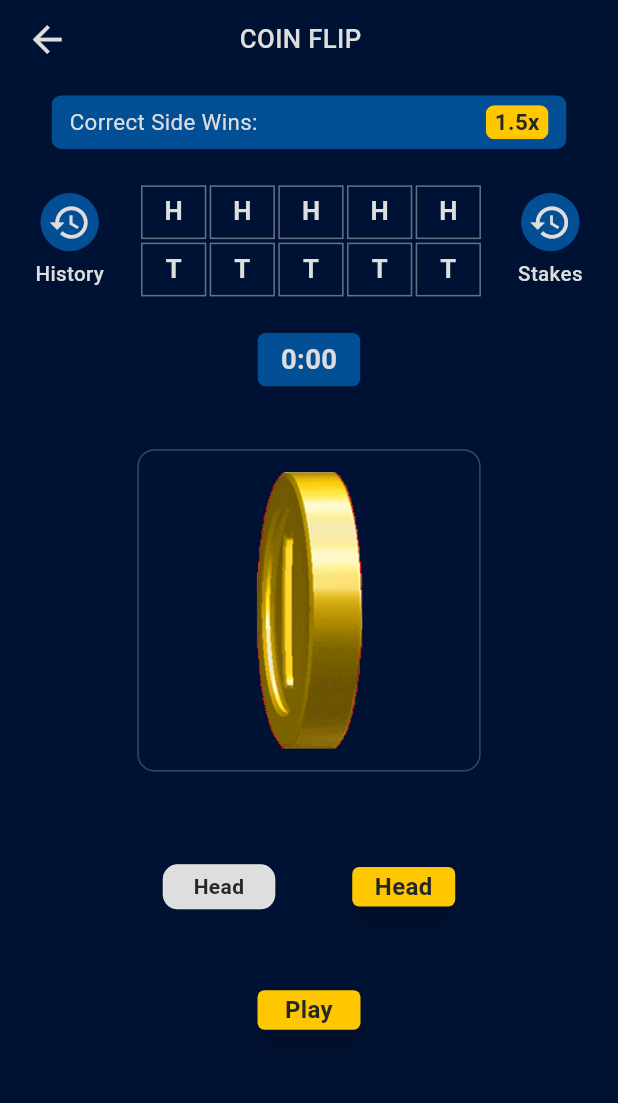
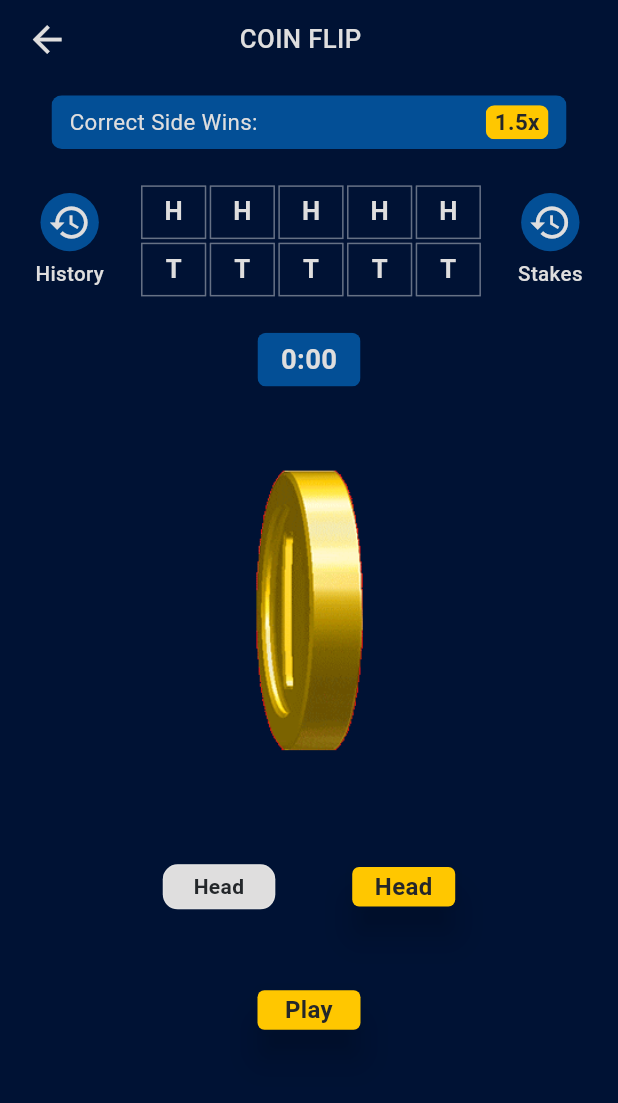
Before and after one commit to SMARTGSTECH/SMARTGAME-MOBILE, a Flutter app: the CoinMobileScreen screen opened directly, on a phone screen of 412 x 824 dp, the part 84-1187 px from its top. Run offline on Flutter 3.47's test engine with Material 3 defaults, Android fonts, the phone set to English and light mode, and no system bars; our stand-ins replace another_flushbar, avatar_glow, carousel_slider, contained_tab_bar_view, curved_navigation_bar, dio and 10 more; missing offline and left inert: walletconnect_flutter_v2, walletconnect_modal_flutter; network calls fail; Roboto replaces fonts that are missing (Poppins).

Commit message:
removed the containerer on coin  game

```diff
--- a/lib/layout/mobile.dart
+++ b/lib/layout/mobile.dart
@@ -282,7 +282,7 @@ class _CoinMobileScreenState extends State<CoinMobileScreen> {
                       decoration: BoxDecoration(
                         borderRadius: BorderRadius.circular(10.r),
                         // color: Colors.deepOrangeAccent,
-                        border: Border.all(color: ColorConfig.lightBoarder),
+                        //  border: Border.all(color: ColorConfig.lightBoarder),
                       ),
                       height: 180.h,
                       width: 200.w,
--- a/lib/screens/coin/mobile.dart
+++ b/lib/screens/coin/mobile.dart
@@ -310,8 +310,8 @@ class _CoinMobileScreenState extends State<CoinMobileScreen> {
                               decoration: BoxDecoration(
                                 borderRadius: BorderRadius.circular(10.r),
                                 // color: Colors.deepOrangeAccent,
-                                border:
-                                    Border.all(color: ColorConfig.lightBoarder),
+                                // border:
+                                //     Border.all(color: ColorConfig.lightBoarder),
                               ),
                               height: 180.h,
                               width: 200.w,
```
